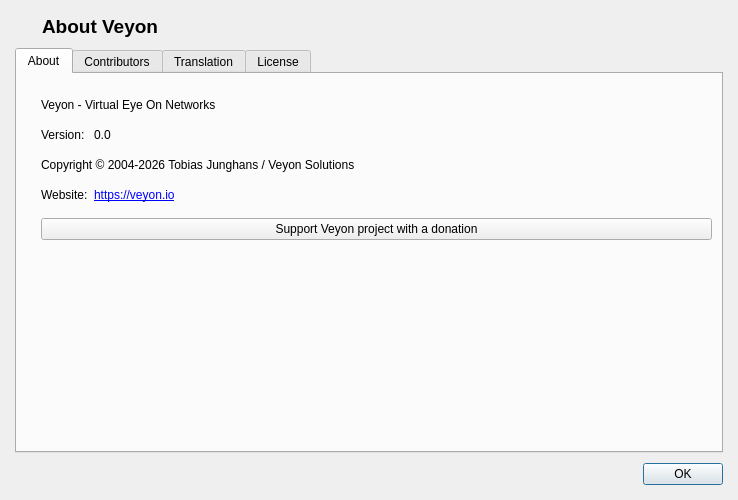
This is veyon/core/src/AboutDialog.ui in zk26/ClassKeep as Qt 5 draws it before an edit. The edited form follows.
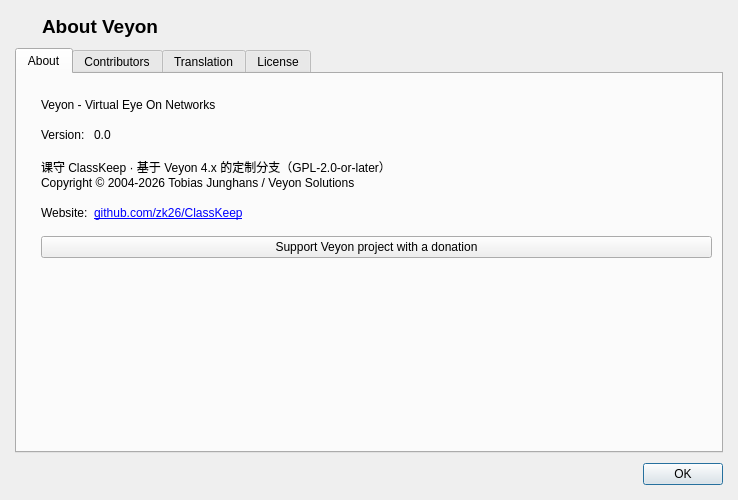
This is the edited form. Icons and pictures are not drawn.

Commit message: feat: Chinese UI, ClassKeep branding, service self-check, uninstall protection and toolbar

```diff
--- a/veyon/core/src/AboutDialog.ui
+++ b/veyon/core/src/AboutDialog.ui
@@ -139,7 +139,7 @@
        <item row="5" column="1">
         <widget class="QLabel" name="label_4">
          <property name="text">
-          <string notr="true">&lt;a href=&quot;https://veyon.io&quot;&gt;https://veyon.io&lt;/a&gt;</string>
+          <string notr="true">&lt;a href=&quot;https://github.com/zk26/ClassKeep&quot;&gt;github.com/zk26/ClassKeep&lt;/a&gt;</string>
          </property>
          <property name="openExternalLinks">
           <bool>true</bool>
@@ -149,7 +149,8 @@
        <item row="3" column="0" colspan="2">
         <widget class="QLabel" name="label_8">
          <property name="text">
-          <string notr="true">Copyright © 2004-2026 Tobias Junghans / Veyon Solutions</string>
+          <string notr="true">课守 ClassKeep · 基于 Veyon 4.x 的定制分支（GPL-2.0-or-later）
+Copyright © 2004-2026 Tobias Junghans / Veyon Solutions</string>
          </property>
         </widget>
        </item>
```
The commit also changes 30 other files.
